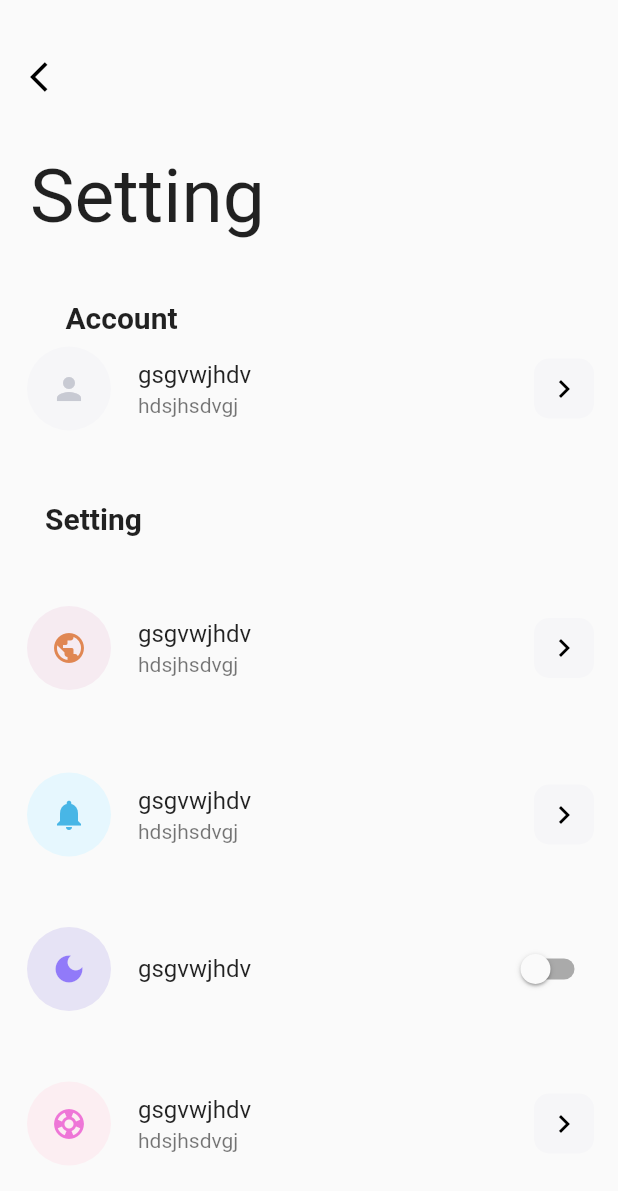
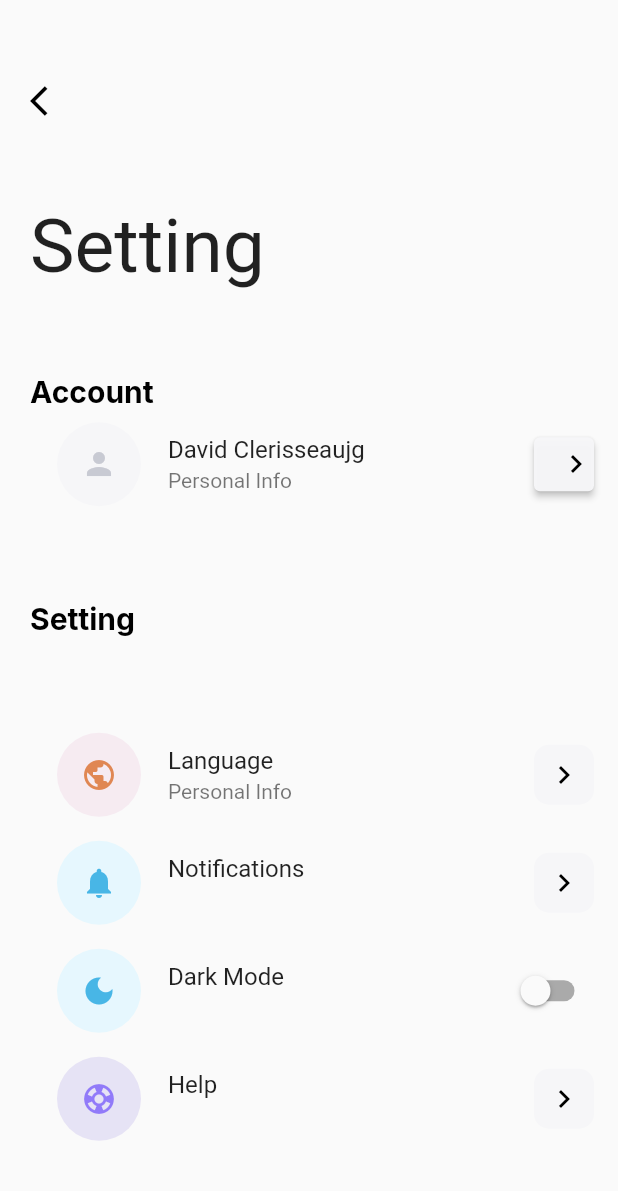
Before and after one commit to Kathir01/settingpage, a Flutter app: the screen it shows after launch, on a phone screen of 412 x 824 dp. Shown: the top 1191 px of the screen. Run offline on Flutter 3.47's test engine with Material 2 defaults, Android fonts, the phone set to English and light mode, and no system bars; our stand-ins replace google_fonts.

Commit message:
add settingpage master

```diff
--- /dev/null
+++ b/lib/common_widgets/common_container.dart
@@ -0,0 +1,40 @@
+import 'package:flutter/material.dart';
+
+import '../pages/my_home_page/my_home_page.dart';
+
+class CommonContainer extends StatelessWidget {
+  CommonContainer(
+      {required this.text,
+      required this.text1,
+      required this.icon,
+      required this.color,
+      required this.color1,
+      required this.color2,
+      required this.trailing});
+  @override
+  final Color color;
+  final String text;
+  final String text1;
+  final IconData icon;
+  final Color color1;
+  final Color color2;
+  final Widget trailing;
+  // final String image;
+  Widget build(BuildContext context) {
+    return ListTile(
+      leading: CircleAvatar(
+          radius: 30, backgroundColor: color, child: Icon(icon, color: color1)),
+      title: Text(text),
+      trailing: trailing,
+      // Container(
+      //     height: 40,
+      //     width: 40,
+      //     decoration: BoxDecoration(
+      //       borderRadius: BoxBorders.primaryBoxBorder,
+      //       color: color2,
+      //     ),
+      //     child: Icon(Icons.chevron_right, color: Colors.black)),
+      subtitle: Text(text1),
+    );
+  }
+}
--- /dev/null
+++ b/lib/common_widgets/common_widgets.dart
@@ -0,0 +1 @@
+export 'common_container.dart';
--- a/lib/main.dart
+++ b/lib/main.dart
@@ -1,4 +1,5 @@
 import 'package:flutter/material.dart';
+import 'package:task3/pages/pages.dart';
 
 void main() => runApp(MyApp());
 
@@ -11,160 +12,3 @@ class MyApp extends StatelessWidget {
     );
   }
 }
-
-class MyHomePage extends StatefulWidget {
-  MyHomePage({super.key});
-
-  @override
-  _MyHomePageState createState() => _MyHomePageState();
-}
-
-class _MyHomePageState extends State<MyHomePage> {
-  bool _light = false;
-  @override
-  Widget build(BuildContext context) {
-    return Scaffold(
-      body: SafeArea(
-        child: Column(
-          crossAxisAlignment: CrossAxisAlignment.start,
-          mainAxisAlignment: MainAxisAlignment.spaceEvenly,
-          children: [
-            Padding(
-              padding: EdgeInsets.only(left: 20),
-              // height: 100,
-              // width: 50,
-              // margin: ,
-              child: Icon(
-                Icons.arrow_back_ios,
-                color: Colors.black,
-              ),
-            ),
-            Padding(
-              padding: EdgeInsets.only(left: 20),
-              // height: 100,
-              // width: MediaQuery.of(context).size.width,
-              // margin: EdgeInsets.only(left: 30),
-              child: Text(
-                'Setting',
-                textAlign: TextAlign.start,
-                style: TextStyle(
-                  fontSize: 50,
-                ),
-              ),
-            ),
-            Container(
-                child: Column(
-              children: [
-                // height: 80,
-                // width: MediaQuery.of(context).size.width,
-                Padding(
-                  padding: EdgeInsets.only(right: 250),
-                  child: Text(
-                    'Account',
-                    style: TextStyle(fontSize: 20, fontWeight: FontWeight.bold),
-                  ),
-                ),
-
-                ListTile(
-                  leading: CircleAvatar(
-                      radius: 30,
-                      backgroundColor: Color.fromARGB(246, 246, 246, 248),
-                      child: Icon(Icons.person,
-                          color: Color.fromARGB(182, 182, 184, 196))),
-                  title: Text('gsgvwjhdv'),
-                  trailing: Container(
-                      height: 40,
-                      width: 40,
-                      decoration: BoxDecoration(
-                        borderRadius: BorderRadius.circular(10),
-                        color: Color.fromARGB(246, 246, 246, 248),
-                      ),
-                      child: Icon(Icons.chevron_right, color: Colors.black)),
-                  subtitle: Text('hdsjhsdvgj'),
-                ),
-              ],
-            )),
-            Padding(
-              padding: EdgeInsets.only(left: 30),
-              child: Text(
-                'Setting',
-                style: TextStyle(fontSize: 20, fontWeight: FontWeight.bold),
-              ),
-            ),
-            ListTile(
-              leading: CircleAvatar(
-                  radius: 30,
-                  backgroundColor: Color.fromARGB(100, 240, 211, 228),
-                  child: Icon(Icons.public,
-                      color: Color.fromARGB(221, 221, 120, 59))),
-              title: Text('gsgvwjhdv'),
-              trailing: Container(
-                  height: 40,
-                  width: 40,
-                  decoration: BoxDecoration(
-                    borderRadius: BorderRadius.circular(10),
-                    color: Color.fromARGB(246, 246, 246, 248),
-                  ),
-                  child: Icon(Icons.chevron_right, color: Colors.black)),
-              subtitle: Text('hdsjhsdvgj'),
-            ),
-            ListTile(
-              leading: CircleAvatar(
-                  radius: 30,
-                  backgroundColor: Color.fromARGB(226, 227, 247, 254),
-                  child: Icon(Icons.notifications,
-                      color: Color.fromARGB(200, 29, 164, 224))),
-              title: Text('gsgvwjhdv'),
-              trailing: Container(
-                  height: 40,
-                  width: 40,
-                  decoration: BoxDecoration(
-                    borderRadius: BorderRadius.circular(10),
-                    color: Color.fromARGB(246, 246, 246, 248),
-                  ),
-                  child: Icon(Icons.chevron_right, color: Colors.black)),
-              subtitle: Text('hdsjhsdvgj'),
-            ),
-            SwitchListTile(
-              title: Text('gsgvwjhdv'),
-              // value: _lights,
-              // onChange:(bool value){
-              // setState((){
-              //   _lights=value;
-              // });
-              // },
-              value: _light,
-              onChanged: (bool value) {
-                setState(() {
-                  _light = value;
-                });
-              },
-              secondary: CircleAvatar(
-                  radius: 30,
-                  backgroundColor: Color.fromARGB(100, 200, 191, 236),
-                  child: Icon(Icons.dark_mode,
-                      color: Color.fromARGB(150, 86, 49, 251))),
-            ),
-            ListTile(
-              leading: CircleAvatar(
-                  radius: 30,
-                  backgroundColor: Color.fromARGB(150, 253, 230, 236),
-                  child: Icon(Icons.support,
-                      color: Color.fromARGB(150, 229, 34, 196))),
-              title: Text('gsgvwjhdv'),
-              trailing: Container(
-                  height: 40,
-                  width: 40,
-                  decoration: BoxDecoration(
-                    borderRadius: BorderRadius.circular(10),
-                    color: Color.fromARGB(246, 246, 246, 248),
-                  ),
-                  child: Icon(Icons.chevron_right, color: Colors.black)),
-              subtitle: Text('hdsjhsdvgj'),
-            ),
-          ],
-        ),
-      ),
-    );
-  }
-}
--- /dev/null
+++ b/lib/models/setting_detials/setting_detials.dart
@@ -0,0 +1,19 @@
+import 'dart:ui';
+
+import 'package:flutter/cupertino.dart';
+
+class SettingDetials {
+  String name;
+  String special;
+  IconData icon1;
+  Color color1;
+  Color color2;
+  Color color3;
+  SettingDetials(
+      {required this.name,
+      required this.special,
+      required this.icon1,
+      required this.color1,
+      required this.color2,
+      required this.color3});
+}
--- /dev/null
+++ b/lib/models/setting_detials/setting_detials_models.dart
@@ -0,0 +1 @@
+export 'setting_detials.dart';
--- /dev/null
+++ b/lib/pages/my_home_page/my_home_page.dart
@@ -0,0 +1,342 @@
+import 'package:flutter/material.dart';
+import 'package:task3/common_widgets/common_widgets.dart';
+import 'package:task3/styles/styles.dart';
+import 'package:task3/models/setting_detials/setting_detials_models.dart';
+
+class MyHomePage extends StatefulWidget {
+  MyHomePage({super.key});
+
+  @override
+  _MyHomePageState createState() => _MyHomePageState();
+}
+
+class _MyHomePageState extends State<MyHomePage> {
+  List<SettingDetials> aboutSetting = [
+    SettingDetials(
+        name: 'Language',
+        special: 'Personal Info',
+        icon1: Icons.public,
+        color1: BackGroundColor.color2,
+        color2: IconColor.color2,
+        color3: ContainerColor.color1),
+    SettingDetials(
+        name: 'Notifications',
+        special: '',
+        icon1: Icons.notifications,
+        color1: BackGroundColor.color3,
+        color2: IconColor.color3,
+        color3: ContainerColor.color1),
+    SettingDetials(
+        name: 'Dark Mode',
+        special: '',
+        icon1: Icons.dark_mode,
+        color1: BackGroundColor.color3,
+        color2: IconColor.color3,
+        color3: ContainerColor.color1),
+    SettingDetials(
+        name: 'Help',
+        special: '',
+        icon1: Icons.support,
+        color1: BackGroundColor.color4,
+        color2: IconColor.color4,
+        color3: ContainerColor.color1)
+  ];
+  bool _light = false;
+  @override
+  Widget build(BuildContext context) {
+    return Scaffold(
+      body: SafeArea(
+        child: Padding(
+          padding: const EdgeInsets.only(left: 20),
+          child: Column(
+            crossAxisAlignment: CrossAxisAlignment.start,
+            mainAxisAlignment: MainAxisAlignment.spaceEvenly,
+            children: [
+              const Icon(
+                Icons.arrow_back_ios,
+                color: Colors.black,
+              ),
+              const Text(
+                'Setting',
+                textAlign: TextAlign.start,
+                style: TextStyle(
+                  fontSize: 50,
+                ),
+              ),
+              Column(
+                crossAxisAlignment: CrossAxisAlignment.start,
+                children: [
+                  Text(
+                    'Account',
+                    style: HeadingFonts.secondaryText,
+                  ),
+                  CommonContainer(
+                    trailing: SizedBox(
+                      //height: 40,
+                      width: 40,
+                      child: ElevatedButton(
+                        onPressed: () {
+                          Navigator.push(
+                            context,
+                            MaterialPageRoute(
+                                builder: ((context) => AccountPage())),
+                          );
+                        },
+                        style: ElevatedButton.styleFrom(
+                            backgroundColor: BackGroundColor.color1),
+                        child: const Icon(Icons.chevron_right,
+                            color: Colors.black),
+                      ),
+                    ),
+                    text: 'David Clerisseaujg',
+                    text1: 'Personal Info',
+                    icon: Icons.person,
+                    color: BackGroundColor.color1,
+                    color1: IconColor.color1,
+                    color2: ContainerColor.color1,
+                  ),
+                ],
+              ),
+              Text(
+                'Setting',
+                style: HeadingFonts.primaryText,
+              ),
+              ListView.builder(
+                  shrinkWrap: true,
+                  scrollDirection: Axis.vertical,
+                  itemCount: aboutSetting.length,
+                  itemBuilder: (BuildContext context, int index) {
+                    return CommonContainer(
+                        trailing: index != 2
+                            ? Container(
+                                height: 40,
+                                width: 40,
+                                decoration: BoxDecoration(
+                                  borderRadius: BoxBorders.primaryBoxBorder,
+                                  color: BackGroundColor.color1,
+                                ),
+                                child: const Icon(Icons.chevron_right,
+                                    color: Colors.black))
+                            : Switch(
+                                value: _light,
+                                onChanged: (value) {
+                                  setState(() {
+                                    _light = value;
+                                  });
+                                }),
+                        text: aboutSetting[index].name,
+                        text1: aboutSetting[index].special,
+                        icon: aboutSetting[index].icon1,
+                        color: aboutSetting[index].color1,
+                        color1: aboutSetting[index].color2,
+                        color2: aboutSetting[index].color3);
+                  }),
+            ],
+          ),
+        ),
+      ),
+    );
+  }
+}
+
+class AccountPage extends StatefulWidget {
+  AccountPage({super.key});
+
+  @override
+  _AccountPageState createState() => _AccountPageState();
+}
+
+class _AccountPageState extends State<AccountPage> {
+  @override
+  Widget build(BuildContext context) {
+    return Scaffold(
+      body: Padding(
+        padding: const EdgeInsets.all(16),
+        child: SafeArea(
+            child: Column(
+          mainAxisAlignment: MainAxisAlignment.start,
+          crossAxisAlignment: CrossAxisAlignment.start,
+          children: [
+            Row(
+              mainAxisAlignment: MainAxisAlignment.spaceBetween,
+              children: [
+                const Icon(Icons.arrow_back_ios),
+                ElevatedButton(
+                  style: ElevatedButton.styleFrom(
+                    minimumSize: Size(30, 40),
+                  ),
+                  child: const Icon(
+                    Icons.check,
+                    color: Color.fromARGB(255, 252, 250, 250),
+                  ),
+                  onPressed: () {
+                    Navigator.push(
+                      context,
+                      MaterialPageRoute(builder: ((context) => MyHomePage())),
+                    );
+                  },
+                )
+              ],
+            ),
+            Padding(
+              padding: EdgeInsets.all(15),
+              child: Text(
+                'Acount',
+                style: TextStyle(fontSize: 50),
+              ),
+            ),
+            Expanded(
+              child: Container(
+                child: Row(
+                  crossAxisAlignment: CrossAxisAlignment.center,
+                  mainAxisAlignment: MainAxisAlignment.spaceBetween,
+                  children: [
+                    Text(
+                      'Photo',
+                      style: TextStyle(
+                        color: Color.fromARGB(115, 171, 158, 189),
+                      ),
+                    ),
+                    Container(
+                      margin: EdgeInsets.only(right: 90),
+                      child: Column(
+                        mainAxisAlignment: MainAxisAlignment.spaceEvenly,
+                        children: [
+                          CircleAvatar(
+                            radius: 40,
+                            backgroundColor: Color.fromARGB(115, 171, 158, 189),
+                            child: Icon(
+                              Icons.person,
+                              size: 40,
+                            ),
+                          ),
+                          Text(
+                            'Uplode Photo',
+                            style: TextStyle(color: Colors.blue),
+                          )
+                        ],
+                      ),
+                    )
+                  ],
+                ),
+              ),
+            ),
+            // Expanded(
+            //child:
+            Container(
+              child: Row(
+                mainAxisAlignment: MainAxisAlignment.spaceBetween,
+                children: [
+                  Text(
+                    'Name',
+                    style: TextStyle(
+                      color: Color.fromARGB(115, 171, 158, 189),
+                    ),
+                  ),
+                  Container(
+                    margin: EdgeInsets.only(right: 80),
+                    child: Text(
+                      'David Clerisseau',
+                      // style: TextStyle(decoration: TextDecoration.underline),
+                    ),
+                  ),
+                ],
+              ),
+            ),
+            // ),
+            Divider(
+              color: Color.fromARGB(255, 180, 174, 174),
+              // thickness: 0,
+              // height: ,
+              indent: 100,
+            ),
+            Expanded(
+              child: Container(
+                child: Row(
+                  mainAxisAlignment: MainAxisAlignment.spaceBetween,
+                  children: [
+                    Text(
+                      'Gender',
+                      style: TextStyle(
+                        color: Color.fromARGB(115, 171, 158, 189),
+                      ),
+                    ),
+                    Container(
+                      margin: EdgeInsets.only(left: 100),
+                      child: CircleAvatar(
+                        backgroundColor: Color.fromARGB(255, 112, 10, 162),
+                        child: Icon(
+                          Icons.male,
+                        ),
+                      ),
+                    ),
+                    Container(
+                        margin: EdgeInsets.only(right: 110),
+                        child: CircleAvatar(
+                          backgroundColor: Color.fromARGB(115, 208, 204, 214),
+                          child: Icon(Icons.female),
+                        ))
+                  ],
+                ),
+              ),
+            ),
+            // Expanded(
+            // child:
+            Container(
+              child: Row(
+                mainAxisAlignment: MainAxisAlignment.spaceBetween,
+                children: [
+                  Text(
+                    'Age',
+                    style: TextStyle(
+                      color: Color.fromARGB(115, 171, 158, 189),
+                    ),
+                  ),
+                  Container(
+                    margin: EdgeInsets.only(right: 180),
+                    child: Text(
+                      '23',
+                      //style: TextStyle(decoration: TextDecoration.underline),
+                    ),
+                  )
+                ],
+              ),
+            ),
+            // ),
+            Divider(
+              color: Color.fromARGB(255, 180, 174, 174),
+              indent: 100,
+            ),
+            // Expanded(
+            // child:
+            Container(
+              child: Row(
+                mainAxisAlignment: MainAxisAlignment.spaceBetween,
+                children: [
+                  Text(
+                    'Email',
+                    style: TextStyle(
+                      color: Color.fromARGB(115, 171, 158, 189),
+                    ),
+                  ),
+                  Container(
+                      margin: EdgeInsets.only(right: 50),
+                      child: Text(
+                        'Clerisseau@gmail.com',
+                        // style:
+                        // TextStyle(decoration: TextDecoration.underline),
+                      ))
+                ],
+              ),
+            ),
+            // ),
+            Divider(
+              color: Color.fromARGB(255, 180, 174, 174),
+              indent: 100,
+            ),
+          ],
+        )),
+      ),
+    );
+  }
+}
--- /dev/null
+++ b/lib/pages/pages.dart
@@ -0,0 +1 @@
+export 'my_home_page/my_home_page.dart';
--- /dev/null
+++ b/lib/styles/box_borders.dart
@@ -0,0 +1,5 @@
+part of styles;
+
+class BoxBorders{
+    static final BorderRadius primaryBoxBorder=BorderRadius.circular(10);
+}
--- /dev/null
+++ b/lib/styles/colors.dart
@@ -0,0 +1,27 @@
+part of styles;
+
+class IconColor{
+static const Color color1 = Color.fromARGB(182, 182, 184, 196);
+static const Color color2 = Color.fromARGB(221, 221, 120, 59);
+static const Color color3 = Color.fromARGB(200, 29, 164, 224);
+static const Color color4 = Color.fromARGB(150, 86, 49, 251);
+static const Color color5 =  Color.fromARGB(150, 229, 34, 196);
+
+
+}
+class BackGroundColor{
+    static const Color color1 =  Color.fromARGB(246, 246, 246, 248);
+    static const Color color2 =  Color.fromARGB(100, 240, 211, 228);
+    static const Color color3 =  Color.fromARGB(226, 227, 247, 254);
+    static const Color color4 =  Color.fromARGB(100, 200, 191, 236);
+    static const Color color5 =  Color.fromARGB(150, 253, 230, 236);
+}
+
+class ContainerColor{
+     static const Color color1 = Color.fromARGB(246, 246, 246, 248);
+    //  static const Color color2 = Color.fromARGB(246, 246, 246, 248);
+    //  static const Color color3 = Color.fromARGB(246, 246, 246, 248);
+    //  static const Color color4 = Color.fromARGB(246, 246, 246, 248);
+    //  static const Color color5 = Color.fromARGB(246, 246, 246, 248);
+
+}
--- /dev/null
+++ b/lib/styles/fonts.dart
@@ -0,0 +1,28 @@
+part of styles;
+
+class AppFonts {
+  static TextStyle getAppFont({
+    FontWeight? fontWeight,
+    double? fontSize,
+    Color? color,
+  }) {
+    return GoogleFonts.inter(
+        textStyle: TextStyle(
+      fontSize: fontSize,
+      fontWeight: fontWeight,
+      color: color,
+    ));
+  }
+}
+
+class HeadingFonts{
+    static final primaryText = AppFonts.getAppFont(
+        fontSize: 20,
+         fontWeight: FontWeight.bold,
+         color:Colors.black);
+
+         static final secondaryText = AppFonts.getAppFont(
+         fontSize: 20,
+         fontWeight: FontWeight.bold,
+         color:Colors.black);
+}
--- a/pubspec.yaml
+++ b/pubspec.yaml
@@ -36,6 +36,7 @@ dependencies:
   # The following adds the Cupertino Icons font to your application.
   # Use with the CupertinoIcons class for iOS style icons.
   cupertino_icons: ^1.0.2
+  google_fonts: ^3.0.1
 
 dev_dependencies:
   flutter_test:
```
Also changed, not shown: lib/styles/styles.dart (added, +8 -0 lines), lib/models/models.dart (added), lib/pages/my_home_page/my_home_page_components/my_home_page_components.dart (added), pubspec.lock, 2 other files.
